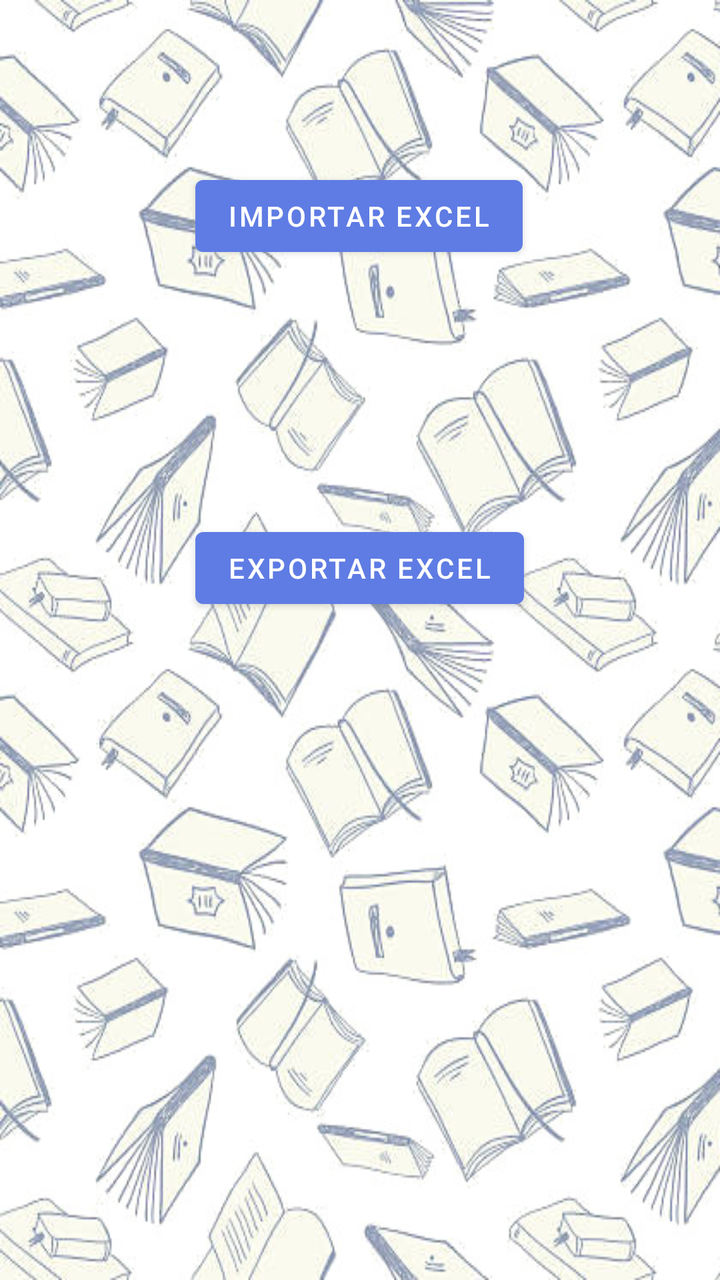
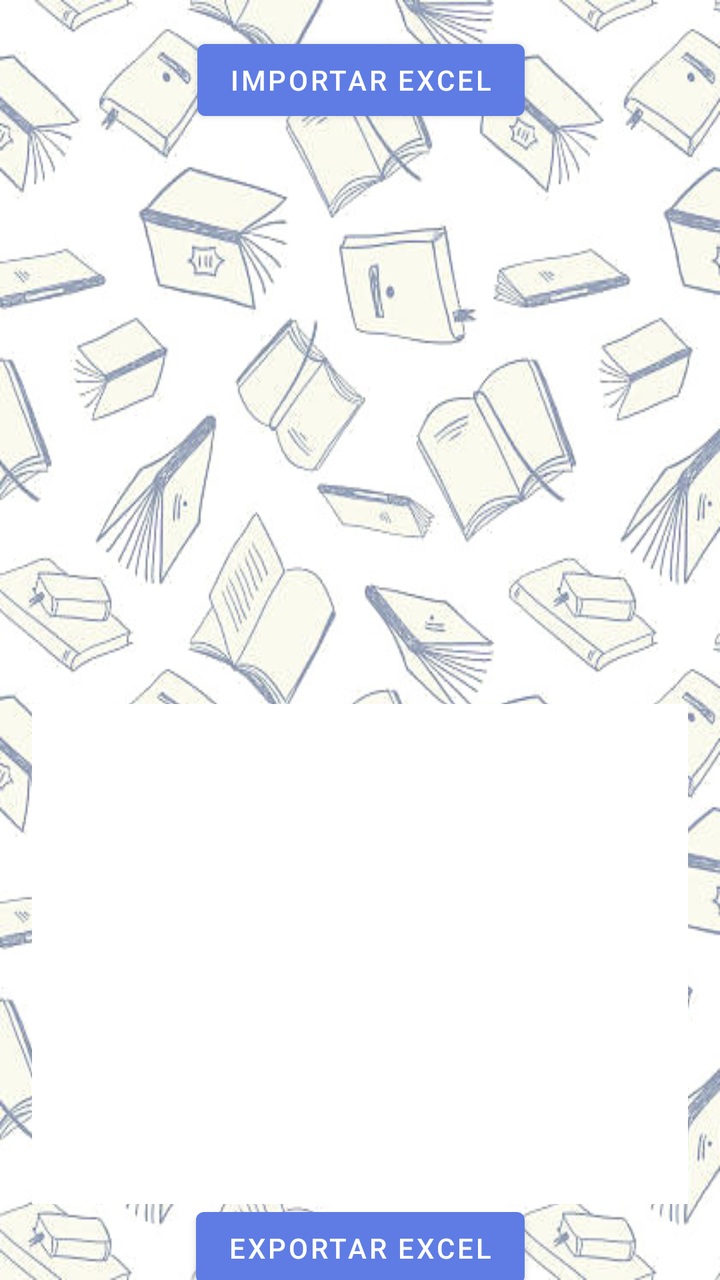

The first picture is an Android layout as it rendered before a commit; the second is the same layout after the commit. The layout source and the unified diff follow.
<!-- AndroidManifest.xml: application theme Theme.VocabularioIngles -->
<!-- res/layout/activity_excel.xml -->
<?xml version="1.0" encoding="utf-8"?>
<androidx.constraintlayout.widget.ConstraintLayout xmlns:android="http://schemas.android.com/apk/res/android"
    xmlns:app="http://schemas.android.com/apk/res-auto"
    xmlns:tools="http://schemas.android.com/tools"
    android:layout_width="match_parent"
    android:layout_height="match_parent"
    tools:context=".ActivityExcel"
    android:background="@drawable/fondo_app">

    <Button
        android:id="@+id/BotonImportar"
        android:layout_width="wrap_content"
        android:layout_height="wrap_content"
        android:layout_marginTop="84dp"
        android:onClick="importarExcel"
        android:text="@string/boton_importar_excel"
        app:layout_constraintEnd_toEndOf="parent"
        app:layout_constraintHorizontal_bias="0.498"
        app:layout_constraintStart_toStartOf="parent"
        app:layout_constraintTop_toTopOf="parent" />

    <Button
        android:id="@+id/BotonExportar"
        android:layout_width="wrap_content"
        android:layout_height="wrap_content"
        android:layout_marginTop="128dp"
        android:onClick="exportarExcel"
        android:text="@string/boton_exportar_excel"
        app:layout_constraintEnd_toEndOf="@+id/BotonImportar"
        app:layout_constraintHorizontal_bias="0.0"
        app:layout_constraintStart_toStartOf="@+id/BotonImportar"
        app:layout_constraintTop_toBottomOf="@+id/BotonImportar" />
</androidx.constraintlayout.widget.ConstraintLayout>
<!-- resources referenced by this layout -->
<resources>
  <!-- drawable fondo_app: jpg bitmap (drawable, 79144 bytes) -->
  <string name="boton_exportar_excel">Exportar Excel</string>
  <string name="boton_importar_excel">Importar Excel</string>
  <style name="Theme.VocabularioIngles" parent="Theme.MaterialComponents.DayNight.DarkActionBar">
          
          <item name="colorPrimary">#5f7ce4</item>
          <item name="colorPrimaryVariant">@color/teal_700</item>
          <item name="colorOnPrimary">@color/white</item>
          
          <item name="colorSecondary">@color/teal_200</item>
          <item name="colorSecondaryVariant">@color/teal_700</item>
          <item name="colorOnSecondary">@color/black</item>
          
          <item name="android:statusBarColor" tools:targetApi="l">?attr/colorPrimaryVariant</item>
          
      </style>
  <color name="teal_700">#FF018786</color>
  <color name="white">#FFFFFFFF</color>
  <color name="teal_200">#FF03DAC5</color>
  <color name="black">#FF000000</color>
</resources>

<!-- the commit's change to res/layout/activity_excel.xml (unified diff, before → after) -->
@@ -11,11 +11,11 @@
         android:id="@+id/BotonImportar"
         android:layout_width="wrap_content"
         android:layout_height="wrap_content"
-        android:layout_marginTop="84dp"
+        android:layout_marginTop="16dp"
         android:onClick="importarExcel"
         android:text="@string/boton_importar_excel"
         app:layout_constraintEnd_toEndOf="parent"
-        app:layout_constraintHorizontal_bias="0.498"
+        app:layout_constraintHorizontal_bias="0.502"
         app:layout_constraintStart_toStartOf="parent"
         app:layout_constraintTop_toTopOf="parent" />
 
@@ -23,11 +23,32 @@
         android:id="@+id/BotonExportar"
         android:layout_width="wrap_content"
         android:layout_height="wrap_content"
-        android:layout_marginTop="128dp"
         android:onClick="exportarExcel"
         android:text="@string/boton_exportar_excel"
-        app:layout_constraintEnd_toEndOf="@+id/BotonImportar"
+        app:layout_constraintBottom_toBottomOf="parent"
+        app:layout_constraintEnd_toEndOf="parent"
+        app:layout_constraintStart_toStartOf="parent"
+        app:layout_constraintTop_toBottomOf="@+id/ScrollPalabrasDic"
+        app:layout_constraintVertical_bias="0.216" />
+
+    <ScrollView
+        android:id="@+id/ScrollPalabrasDic"
+        android:layout_width="match_parent"
+        android:layout_height="250dp"
+        android:layout_marginLeft="16dp"
+        android:layout_marginTop="288dp"
+        android:layout_marginRight="16dp"
+        android:background="@color/white"
+        app:layout_constraintEnd_toEndOf="parent"
         app:layout_constraintHorizontal_bias="0.0"
-        app:layout_constraintStart_toStartOf="@+id/BotonImportar"
-        app:layout_constraintTop_toBottomOf="@+id/BotonImportar" />
+        app:layout_constraintStart_toStartOf="parent"
+        app:layout_constraintTop_toBottomOf="@+id/BotonImportar">
+
+        <LinearLayout
+            android:id="@+id/LayoutPalabrasDic"
+            android:layout_width="match_parent"
+            android:layout_height="match_parent"
+            android:orientation="vertical" />
+    </ScrollView>
+
 </androidx.constraintlayout.widget.ConstraintLayout>
